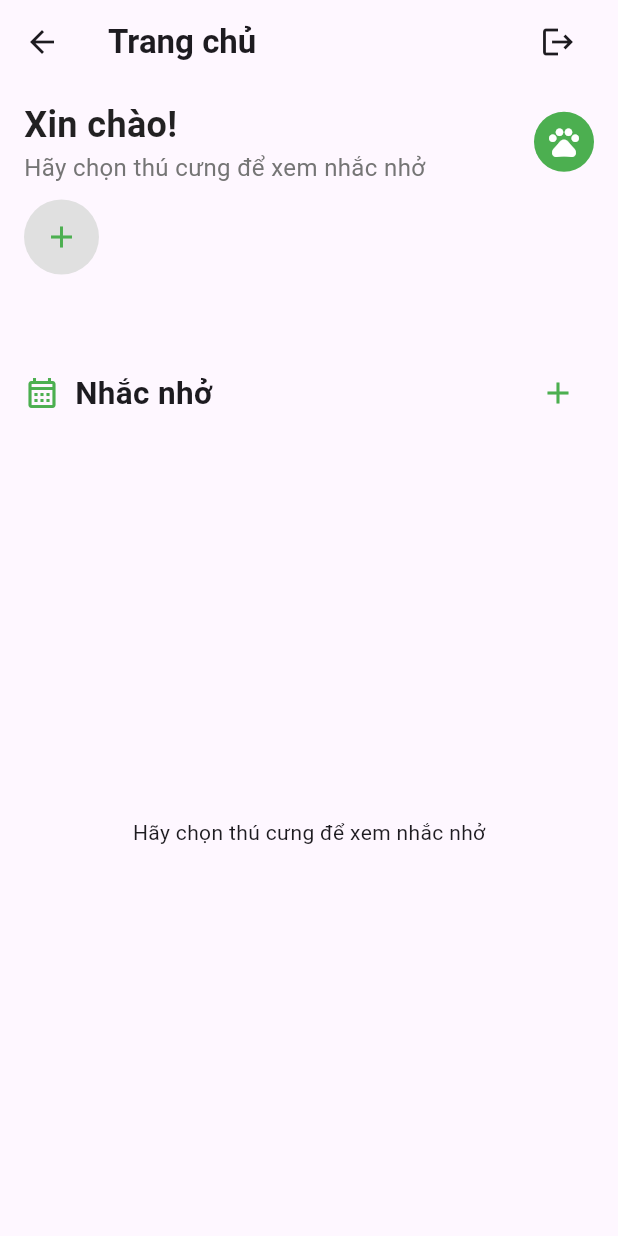
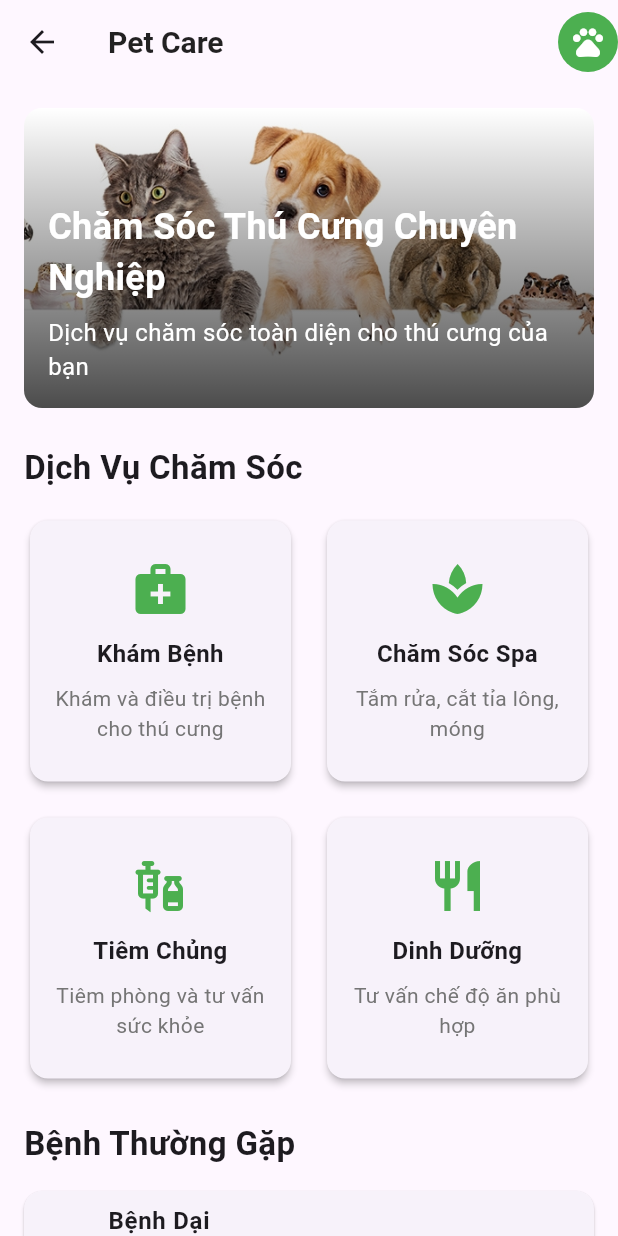
Before and after one commit to viet290423/PetCare, a Flutter app: the UserHomeScreen screen opened directly, on a phone screen of 412 x 824 dp. Run offline on Flutter 3.47's test engine with Material 3 defaults, Android fonts, the phone set to English and light mode, and no system bars; our stand-ins replace cloud_firestore, dartz, firebase_auth, firebase_core, get_it, google_nav_bar and 4 more; missing offline and left inert: flutter_facebook_auth; accounts and stored records are empty.

Commit message:
thay doi huong tiep can

```diff
--- a/lib/presentation/ui/main/MainScreen.dart
+++ b/lib/presentation/ui/main/MainScreen.dart
@@ -113,7 +113,7 @@ class _MainScreenState extends State<MainScreen> {
                         ),
                       ),
                       GButton(
-                        icon: Iconsax.notification,
+                        icon: Iconsax.heart_circle,
                         iconSize: 30,
                         padding: EdgeInsets.symmetric(
                           horizontal: 10,
@@ -121,7 +121,7 @@ class _MainScreenState extends State<MainScreen> {
                         ),
                       ),
                       GButton(
-                        icon: Iconsax.camera,
+                        icon: Iconsax.health,
                         iconSize: 30,
                         padding: EdgeInsets.symmetric(
                           horizontal: 10,
@@ -129,7 +129,7 @@ class _MainScreenState extends State<MainScreen> {
                         ),
                       ),
                       GButton(
-                        icon: Iconsax.messages,
+                        icon: Iconsax.profile_2user,
                         iconSize: 30,
                         padding: EdgeInsets.symmetric(
                           horizontal: 10,
--- a/lib/presentation/ui/user/UserHomeScreen.dart
+++ b/lib/presentation/ui/user/UserHomeScreen.dart
@@ -1,12 +1,8 @@
-import 'package:flutter/cupertino.dart';
 import 'package:flutter/material.dart';
 import 'package:petcare/presentation/ui/user/UserHomeViewModel.dart';
 import 'package:provider/provider.dart';
-import '../../../data/model/ReminderModel.dart';
 import '../auth/AuthViewModel.dart';
 import '../auth/LoginScreen.dart';
-import '../pet/AddPetScreen.dart';
-import '../pet/AddReminderScreen.dart';
 
 class UserHomeScreen extends StatefulWidget {
   const UserHomeScreen({super.key});
@@ -16,48 +12,25 @@ class UserHomeScreen extends StatefulWidget {
 }
 
 class _UserHomeScreenState extends State<UserHomeScreen> {
-  String? selectedPetId;
-
-  @override
-  void initState() {
-    super.initState();
-    WidgetsBinding.instance.addPostFrameCallback((_) async {
-      final viewModel = Provider.of<UserHomeViewModel>(context, listen: false);
-      await viewModel.fetchPets();
-
-      if (viewModel.pets.isNotEmpty && mounted) {
-        setState(() {
-          selectedPetId = viewModel.pets.first.id;
-        });
-        await viewModel.fetchReminders(selectedPetId!);
-      }
-    });
-  }
-
-
   @override
   Widget build(BuildContext context) {
-    return Consumer<UserHomeViewModel>(
-      builder: (context, viewModel, child) {
-        // if (viewModel.isLoading) {
-        //   return const Center(child: CircularProgressIndicator());
-        // }
-
-        if (viewModel.error != null) {
-          return Center(child: Text('Lỗi: ${viewModel.error}'));
-        }
-
-        final pets = viewModel.pets;
-
     return Scaffold(
       appBar: AppBar(
-            title: Row(
-              mainAxisAlignment: MainAxisAlignment.spaceBetween,
-              children: [
-                const Text("Trang chủ", style: TextStyle(fontWeight: FontWeight.bold)),
-                IconButton(
-                  icon: const Icon(Icons.logout),
-                  onPressed: () async {
+        title: const Text(
+          'Pet Care',
+          style: TextStyle(
+            fontSize: 20,
+            fontWeight: FontWeight.bold,
+            color: Colors.black87,
+          ),
+        ),
+        actions: [
+          GestureDetector(
+            child: const CircleAvatar(
+              backgroundColor: Colors.green,
+              child: Icon(Icons.pets, color: Colors.white),
+            ),
+            onTap: () async {
               final authViewModel = context.read<AuthViewModel>();
               await authViewModel.signOutUser();
               if (context.mounted) {
@@ -71,254 +44,224 @@ class _UserHomeScreenState extends State<UserHomeScreen> {
           ),
         ],
       ),
-          ),
       body: SafeArea(
+        child: SingleChildScrollView(
           child: Padding(
-              padding: const EdgeInsets.symmetric(horizontal: 16.0, vertical: 10),
+            padding: const EdgeInsets.all(16.0),
             child: Column(
               crossAxisAlignment: CrossAxisAlignment.start,
               children: [
-                  Row(
-                    mainAxisAlignment: MainAxisAlignment.spaceBetween,
-                    children: [
-                      Column(
+                // Banner giới thiệu
+                Container(
+                  height: 200,
+                  decoration: BoxDecoration(
+                    borderRadius: BorderRadius.circular(12),
+                    image: const DecorationImage(
+                      image: AssetImage(
+                        'assets/images/banner.jpg',
+                      ),
+                      fit: BoxFit.cover,
+                    ),
+                  ),
+                  child: Container(
+                    decoration: BoxDecoration(
+                      borderRadius: BorderRadius.circular(12),
+                      gradient: LinearGradient(
+                        begin: Alignment.topCenter,
+                        end: Alignment.bottomCenter,
+                        colors: [
+                          Colors.transparent,
+                          Colors.black.withOpacity(0.7),
+                        ],
+                      ),
+                    ),
+                    padding: const EdgeInsets.all(16),
+                    child: const Column(
+                      mainAxisAlignment: MainAxisAlignment.end,
                       crossAxisAlignment: CrossAxisAlignment.start,
                       children: [
-                          const Text('Xin chào!', style: TextStyle(fontSize: 24, fontWeight: FontWeight.bold, color: Colors.black87)),
                         Text(
-                            selectedPetId != null
-                                ? 'Hôm nay ${pets.firstWhere((p) => p.id == selectedPetId).name} thế nào?'
-                                : 'Hãy chọn thú cưng để xem nhắc nhở',
-                            style: TextStyle(fontSize: 16, color: Colors.grey[600]),
-                          ),
-                        ],
-                      ),
-                      const CircleAvatar(
-                        backgroundColor: Colors.green,
-                        child: Icon(Icons.pets, color: Colors.white),
-                      ),
-                    ],
-                  ),
-                  const SizedBox(height: 10),
-                  SizedBox(
-                    height: 95,
-                    child: ListView.builder(
-                      scrollDirection: Axis.horizontal,
-                      itemCount: pets.length + 1,
-                      itemBuilder: (context, index) {
-                        if (index == pets.length) {
-                          return Padding(
-                            padding: const EdgeInsets.only(right: 10),
-                            child: Column(
-                              children: [
-                                GestureDetector(
-                                  onTap: () async {
-                                    await Navigator.push(
-                                      context,
-                                      MaterialPageRoute(builder: (_) => const AddPetScreen()),
-                                    );
-                                    final viewModel = Provider.of<UserHomeViewModel>(context, listen: false);
-                                    await viewModel.fetchPets();
-                                  },
-                                  child: CircleAvatar(
-                                    radius: 25,
-                                    backgroundColor: Colors.grey[300],
-                                    child: const Icon(Icons.add, color: Colors.green),
+                          'Chăm Sóc Thú Cưng Chuyên Nghiệp',
+                          style: TextStyle(
+                            color: Colors.white,
+                            fontSize: 24,
+                            fontWeight: FontWeight.bold,
                           ),
                         ),
-                                const SizedBox(height: 5),
-                                const Text(''),
-                              ],
+                        SizedBox(height: 8),
+                        Text(
+                          'Dịch vụ chăm sóc toàn diện cho thú cưng của bạn',
+                          style: TextStyle(color: Colors.white, fontSize: 16),
                         ),
-                          );
-                        }
-                        final pet = pets[index];
-                        final isSelected = pet.id == selectedPetId;
-                        return GestureDetector(
-                          onTap: () async {
-                            setState(() {
-                              selectedPetId = pet.id;
-                            });
-                            await viewModel.fetchReminders(pet.id);
-                          },
-                          child: Padding(
-                            padding: const EdgeInsets.only(right: 10),
-                            child: Container(
-                              padding: const EdgeInsets.symmetric(horizontal: 8, vertical: 8),
-                              decoration: BoxDecoration(
-                                color: isSelected ? Colors.green.shade100 : Colors.transparent,
-                                border: Border.all(
-                                  color: isSelected ? Colors.green.shade300: Colors.grey.shade300,
-                                  width: 1.5,
-                                ),
-                                borderRadius: BorderRadius.circular(10),
-                              ),
-                              child: Column(
-                                children: [
-                                  CircleAvatar(
-                                    radius: 25,
-                                    backgroundImage: NetworkImage(pet.imageUrl),
-                                  ),
-                                  const SizedBox(height: 5),
-                                  Text(pet.name),
                       ],
                     ),
                   ),
                 ),
+                const SizedBox(height: 24),
+
+                // Dịch vụ chăm sóc
+                const Text(
+                  'Dịch Vụ Chăm Sóc',
+                  style: TextStyle(fontSize: 22, fontWeight: FontWeight.bold),
+                ),
+                const SizedBox(height: 16),
+                GridView.count(
+                  shrinkWrap: true,
+                  physics: const NeverScrollableScrollPhysics(),
+                  crossAxisCount: 2,
+                  mainAxisSpacing: 16,
+                  crossAxisSpacing: 16,
+                  children: [
+                    _buildServiceCard(
+                      icon: Icons.medical_services,
+                      title: 'Khám Bệnh',
+                      description: 'Khám và điều trị bệnh cho thú cưng',
+                    ),
+                    _buildServiceCard(
+                      icon: Icons.spa,
+                      title: 'Chăm Sóc Spa',
+                      description: 'Tắm rửa, cắt tỉa lông, móng',
+                    ),
+                    _buildServiceCard(
+                      icon: Icons.vaccines,
+                      title: 'Tiêm Chủng',
+                      description: 'Tiêm phòng và tư vấn sức khỏe',
+                    ),
+                    _buildServiceCard(
+                      icon: Icons.restaurant,
+                      title: 'Dinh Dưỡng',
+                      description: 'Tư vấn chế độ ăn phù hợp',
+                    ),
+                  ],
+                ),
+                const SizedBox(height: 24),
+
+                // Bệnh thường gặp
+                const Text(
+                  'Bệnh Thường Gặp',
+                  style: TextStyle(fontSize: 22, fontWeight: FontWeight.bold),
+                ),
+                const SizedBox(height: 16),
+                ListView.builder(
+                  shrinkWrap: true,
+                  physics: const NeverScrollableScrollPhysics(),
+                  itemCount: 3,
+                  itemBuilder: (context, index) {
+                    final diseases = [
+                      {
+                        'title': 'Bệnh Dại',
+                        'description':
+                            'Bệnh truyền nhiễm nguy hiểm, cần tiêm phòng định kỳ',
+                        'icon': Icons.warning,
+                      },
+                      {
+                        'title': 'Bệnh Parvo',
+                        'description':
+                            'Bệnh đường ruột nguy hiểm ở chó, cần phát hiện sớm',
+                        'icon': Icons.sick,
+                      },
+                      {
+                        'title': 'Bệnh Giun Sán',
+                        'description':
+                            'Ký sinh trùng phổ biến, cần tẩy giun định kỳ',
+                        'icon': Icons.bug_report,
+                      },
+                    ];
+                    final disease = diseases[index];
+                    return Card(
+                      margin: const EdgeInsets.only(bottom: 12),
+                      child: ListTile(
+                        leading: Icon(
+                          disease['icon'] as IconData,
+                          color: Colors.green,
+                        ),
+                        title: Text(
+                          disease['title'] as String,
+                          style: const TextStyle(fontWeight: FontWeight.bold),
+                        ),
+                        subtitle: Text(disease['description'] as String),
+                      ),
                     );
                   },
                 ),
+                const SizedBox(height: 24),
+
+                // Liên hệ
+                Container(
+                  padding: const EdgeInsets.all(16),
+                  decoration: BoxDecoration(
+                    color: Colors.green.shade50,
+                    borderRadius: BorderRadius.circular(12),
                   ),
-                  const SizedBox(height: 10),
-                  Row(
-                    mainAxisAlignment: MainAxisAlignment.spaceBetween,
+                  child: Column(
+                    crossAxisAlignment: CrossAxisAlignment.start,
                     children: [
-                      Row(
-                        children: const [
-                          Icon(Icons.calendar_month_outlined, color: Colors.green),
-                          SizedBox(width: 10),
-                          Text("Nhắc nhở", style: TextStyle(fontSize: 21, fontWeight: FontWeight.bold)),
+                      const Text(
+                        'Liên Hệ',
+                        style: TextStyle(
+                          fontSize: 22,
+                          fontWeight: FontWeight.bold,
+                        ),
+                      ),
+                      const SizedBox(height: 12),
+                      _buildContactItem(
+                        Icons.location_on,
+                        '123 Đường Phan Đình Giót, Hà Đông, Hà Nội',
+                      ),
+                      _buildContactItem(Icons.phone, '0123 456 789'),
+                      _buildContactItem(Icons.email, 'contact@petcare.com'),
                     ],
                   ),
-                      IconButton(
-                        onPressed: () async {
-                          final result = await Navigator.push(
-                            context,
-                            MaterialPageRoute(
-                              builder: (_) => AddReminderScreen(pets: viewModel.pets),
                 ),
-                          );
-                          if (result == true && selectedPetId != null) {
-                            await viewModel.fetchReminders(selectedPetId!); // 🔁 reload
-                          }
-                        },
-                        icon: const Icon(Icons.add, color: Colors.green),
-                      ),
-                    ],
-                  ),
-                  const SizedBox(height: 10),
-                  Expanded(
-                    child: selectedPetId == null
-                        ? const Center(child: Text('Hãy chọn thú cưng để xem nhắc nhở'))
-                        : Consumer<UserHomeViewModel>(
-                      builder: (context, viewModel, _) {
-                        final reminders = viewModel.reminders;
-
-                        if (reminders.isEmpty) {
-                          return const Center(child: Text('Không có nhắc nhở nào.'));
-                        }
-
-                        // Lấy 2 lời nhắc mới nhất
-                        final recentReminders = reminders.take(2).toList();
-
-                        return Column(
-                          children: [
-                            ...recentReminders.map(
-                                  (r) => Card(
-                                child: ListTile(
-                                  leading: Icon(CupertinoIcons.bell, color: Colors.green,),
-                                  title: Text(r.title, style: TextStyle(
-                                    fontWeight: FontWeight.bold
-                                  ),),
-                                  // subtitle: Text(
-                                  //   "${r.type} • ${r.dateTime.day}/${r.dateTime.month}/${r.dateTime.year} • ${r.repeatType}",
-                                  // ),
-                                  subtitle: Row(
-                                    mainAxisAlignment: MainAxisAlignment.spaceBetween,
-                                    children: [
-                                      Icon(CupertinoIcons.tag_solid, color: Colors.green, size: 12,),
-                                      Text(r.type),
-                                      Icon(CupertinoIcons.calendar, color: Colors.green, size: 12,),
-                                      Text("${r.dateTime.day}/${r.dateTime.month}/${r.dateTime.year}"),
-                                      Icon(CupertinoIcons.repeat, color: Colors.green, size: 12,),
-                                      Text(r.repeatType)
               ],
             ),
           ),
         ),
       ),
-                            if (reminders.length > 2)
-                              TextButton(
-                                onPressed: () {
-                                  showModalBottomSheet(
-                                    context: context,
-                                    isScrollControlled: true,
-                                    shape: const RoundedRectangleBorder(
-                                      borderRadius: BorderRadius.vertical(top: Radius.circular(16)),
-                                    ),
-                                    builder: (_) => _AllRemindersSheet(reminders: reminders),
-                                  );
-                                },
-                                child: const Text('Xem tất cả', style: TextStyle(color: Colors.green)),
-                              ),
-                          ],
-                        );
-                      },
-                    ),
-                  ),
-
-                ],
-              ),
-            ),
-          ),
-        );
-      },
     );
   }
-}
 
-class _AllRemindersSheet extends StatelessWidget {
-  final List<ReminderModel> reminders;
-
-  const _AllRemindersSheet({super.key, required this.reminders});
-
-  @override
-  Widget build(BuildContext context) {
-    return DraggableScrollableSheet(
-      initialChildSize: 0.8,
-      maxChildSize: 0.95,
-      minChildSize: 0.5,
-      expand: false,
-      builder: (_, scrollController) {
-        return Padding(
-          padding: const EdgeInsets.all(16.0),
+  Widget _buildServiceCard({
+    required IconData icon,
+    required String title,
+    required String description,
+  }) {
+    return Card(
+      elevation: 2,
+      child: Padding(
+        padding: const EdgeInsets.all(16),
         child: Column(
+          mainAxisAlignment: MainAxisAlignment.center,
           children: [
-              const Text(
-                'Tất cả lời nhắc',
-                style: TextStyle(fontSize: 20, fontWeight: FontWeight.bold),
+            Icon(icon, size: 40, color: Colors.green),
+            const SizedBox(height: 12),
+            Text(
+              title,
+              style: const TextStyle(fontSize: 16, fontWeight: FontWeight.bold),
+              textAlign: TextAlign.center,
             ),
-              const SizedBox(height: 10),
-              Expanded(
-                child: ListView.builder(
-                  controller: scrollController,
-                  itemCount: reminders.length,
-                  itemBuilder: (context, index) {
-                    final r = reminders[index];
-                    return Card(
-                      child: ListTile(
-                        leading: const Icon(CupertinoIcons.bell, color: Colors.green),
-                        title: Text(r.title),
-                        subtitle: Row(
-                          mainAxisAlignment: MainAxisAlignment.spaceBetween,
-                          children: [
-                            Icon(CupertinoIcons.tag_solid, color: Colors.green, size: 12,),
-                            Text(r.type),
-                            Icon(CupertinoIcons.calendar, color: Colors.green, size: 12,),
-                            Text("${r.dateTime.day}/${r.dateTime.month}/${r.dateTime.year}"),
-                            Icon(CupertinoIcons.repeat, color: Colors.green, size: 12,),
-                            Text(r.repeatType)
+            const SizedBox(height: 8),
+            Text(
+              description,
+              style: TextStyle(fontSize: 14, color: Colors.grey[600]),
+              textAlign: TextAlign.center,
+            ),
           ],
         ),
       ),
     );
-                  },
-                ),
-              ),
+  }
+
+  Widget _buildContactItem(IconData icon, String text) {
+    return Padding(
+      padding: const EdgeInsets.only(bottom: 8),
+      child: Row(
+        children: [
+          Icon(icon, color: Colors.green, size: 20),
+          const SizedBox(width: 12),
+          Expanded(child: Text(text, style: const TextStyle(fontSize: 16))),
         ],
       ),
     );
-      },
-    );
   }
 }
```
Also changed, not shown: lib/presentation/ui/pet/AddReminderScreen.dart (+16 -2 lines), assets/images/banner.jpg (added), assets/images/pet_banner.png (added), pubspec.lock, 1 other file. Lines whose indentation alone changed are shown as unchanged.
